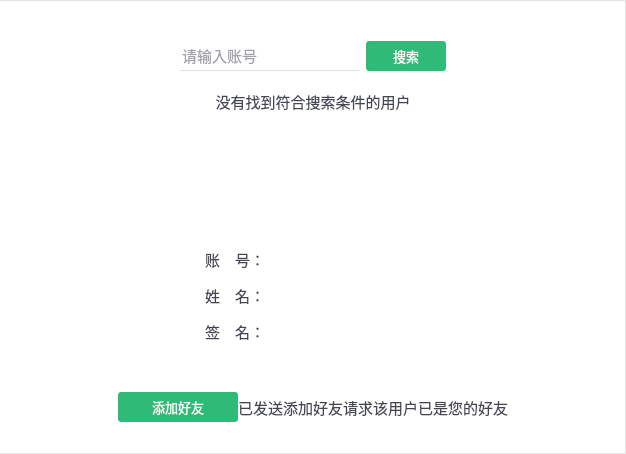
Above: SoftTerminal/forms/STContactAddNew.ui from sunpu/softterminal before the change. Below: the same form after it.
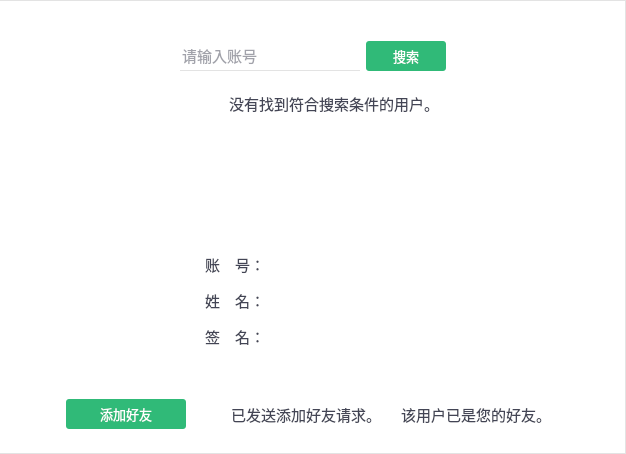
That is the form after the change. Icons and pictures are not drawn. Custom widgets are drawn as their Qt base class.

Diff of the .ui file:
```diff
--- a/SoftTerminal/forms/STContactAddNew.ui
+++ b/SoftTerminal/forms/STContactAddNew.ui
@@ -157,17 +157,46 @@
       <item>
        <widget class="QWidget" name="widget" native="true">
         <layout class="QHBoxLayout" name="horizontalLayout_14">
+         <item>
+          <spacer name="horizontalSpacer_3">
+           <property name="orientation">
+            <enum>Qt::Horizontal</enum>
+           </property>
+           <property name="sizeHint" stdset="0">
+            <size>
+             <width>40</width>
+             <height>20</height>
+            </size>
+           </property>
+          </spacer>
+         </item>
+         <item>
+          <widget class="QLabel" name="label">
+           <property name="minimumSize">
+            <size>
+             <width>35</width>
+             <height>35</height>
+            </size>
+           </property>
+           <property name="styleSheet">
+            <string notr="true">border-image: url(:/SoftTerminal/images/info.png);</string>
+           </property>
+           <property name="text">
+            <string/>
+           </property>
+          </widget>
+         </item>
          <item>
           <widget class="QLabel" name="label_2">
            <property name="minimumSize">
             <size>
-             <width>200</width>
+             <width>220</width>
              <height>30</height>
             </size>
            </property>
            <property name="maximumSize">
             <size>
-             <width>200</width>
+             <width>220</width>
              <height>30</height>
             </size>
            </property>
@@ -181,13 +210,26 @@
             <string notr="true">color: rgb(67, 69, 85);</string>
            </property>
            <property name="text">
-            <string>没有找到符合搜索条件的用户</string>
+            <string>没有找到符合搜索条件的用户。</string>
            </property>
            <property name="alignment">
             <set>Qt::AlignCenter</set>
            </property>
           </widget>
          </item>
+         <item>
+          <spacer name="horizontalSpacer_4">
+           <property name="orientation">
+            <enum>Qt::Horizontal</enum>
+           </property>
+           <property name="sizeHint" stdset="0">
+            <size>
+             <width>40</width>
+             <height>20</height>
+            </size>
+           </property>
+          </spacer>
+         </item>
         </layout>
        </widget>
       </item>
@@ -647,8 +689,36 @@
            </property>
           </widget>
          </item>
+         <item>
+          <widget class="QLabel" name="lblInfoPic">
+           <property name="minimumSize">
+            <size>
+             <width>35</width>
+             <height>35</height>
+            </size>
+           </property>
+           <property name="styleSheet">
+            <string notr="true">border-image: url(:/SoftTerminal/images/info.png);</string>
+           </property>
+           <property name="text">
+            <string/>
+           </property>
+          </widget>
+         </item>
          <item>
           <widget class="QLabel" name="lblHasSendRequest">
+           <property name="minimumSize">
+            <size>
+             <width>170</width>
+             <height>30</height>
+            </size>
+           </property>
+           <property name="maximumSize">
+            <size>
+             <width>170</width>
+             <height>30</height>
+            </size>
+           </property>
            <property name="font">
             <font>
              <family>微软雅黑</family>
@@ -659,7 +729,7 @@
             <string notr="true">color: rgb(67, 69, 85);</string>
            </property>
            <property name="text">
-            <string>已发送添加好友请求</string>
+            <string>已发送添加好友请求。</string>
            </property>
            <property name="alignment">
             <set>Qt::AlignCenter</set>
@@ -668,6 +738,18 @@
          </item>
          <item>
           <widget class="QLabel" name="lblAlreadyFriend">
+           <property name="minimumSize">
+            <size>
+             <width>170</width>
+             <height>30</height>
+            </size>
+           </property>
+           <property name="maximumSize">
+            <size>
+             <width>170</width>
+             <height>30</height>
+            </size>
+           </property>
            <property name="font">
             <font>
              <family>微软雅黑</family>
@@ -678,7 +760,7 @@
             <string notr="true">color: rgb(67, 69, 85);</string>
            </property>
            <property name="text">
-            <string>该用户已是您的好友</string>
+            <string>该用户已是您的好友。</string>
            </property>
            <property name="alignment">
             <set>Qt::AlignCenter</set>
```
